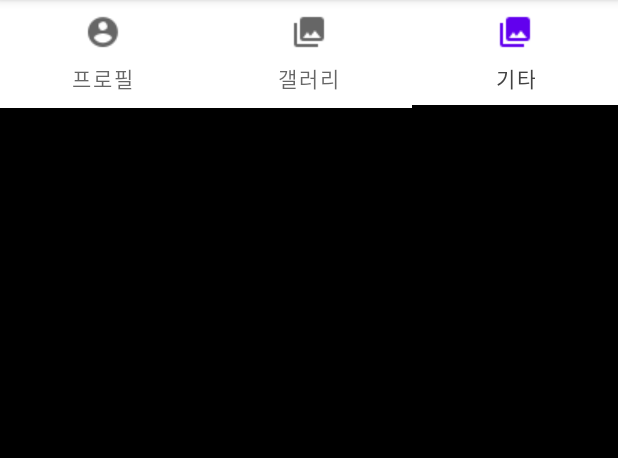
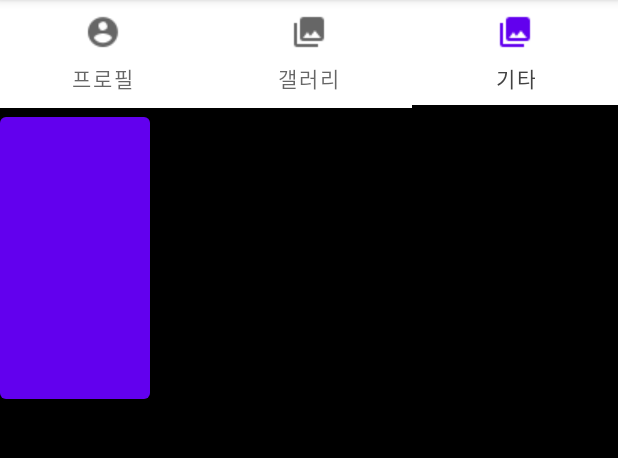
Before and after one commit to seungwoodev/MOOD, an Android app: the screen it shows after launch (MainActivity), tab 3 chosen, on a phone screen of 412 x 824 dp, the part 84-542 px from its top. Run offline under Robolectric (Android 15) with nearby library versions, the phone set to English and light mode, and no system bars; libraries missing offline, so code that uses them is left out: com.amulyakhare.textdrawable, com.karumi.dexter; 2 statements that could not run were skipped.

Commit message:
210705 f1 완료

```diff
--- a/app/src/main/java/com/example/project1/Fragment1.java
+++ b/app/src/main/java/com/example/project1/Fragment1.java
@@ -258,7 +258,9 @@ public class Fragment1 extends Fragment {
                     if (phoneCursor.moveToNext()) {
                         //on below line we are getting the phone number for our users and then adding the name along with phone number in array list.
                         String phoneNumber = phoneCursor.getString(phoneCursor.getColumnIndex(ContactsContract.CommonDataKinds.Phone.NUMBER));
-                        contactsModalArrayList.add(new PhoneBook(displayName, phoneNumber));
+                        if(phoneNumber.startsWith("01")) {
+                            contactsModalArrayList.add(new PhoneBook(displayName, phoneNumber));
+                        }
                     }
                     //on below line we are closing our phone cursor.
                     phoneCursor.close();
--- a/app/src/main/java/com/example/project1/Fragment3.java
+++ b/app/src/main/java/com/example/project1/Fragment3.java
@@ -8,51 +8,20 @@ import android.view.LayoutInflater;
 import android.view.View;
 import android.view.ViewGroup;
 
-/**
- * A simple {@link Fragment} subclass.
- * Use the {@link Fragment3#newInstance} factory method to
- * create an instance of this fragment.
- */
+
 public class Fragment3 extends Fragment {
 
-    // TODO: Rename parameter arguments, choose names that match
-    // the fragment initialization parameters, e.g. ARG_ITEM_NUMBER
-    private static final String ARG_PARAM1 = "param1";
-    private static final String ARG_PARAM2 = "param2";
-
-    // TODO: Rename and change types of parameters
-    private String mParam1;
-    private String mParam2;
 
     public Fragment3() {
         // Required empty public constructor
     }
 
-    /**
-     * Use this factory method to create a new instance of
-     * this fragment using the provided parameters.
-     *
-     * @param param1 Parameter 1.
-     * @param param2 Parameter 2.
-     * @return A new instance of fragment Fragment3.
-     */
-    // TODO: Rename and change types and number of parameters
-    public static Fragment3 newInstance(String param1, String param2) {
-        Fragment3 fragment = new Fragment3();
-        Bundle args = new Bundle();
-        args.putString(ARG_PARAM1, param1);
-        args.putString(ARG_PARAM2, param2);
-        fragment.setArguments(args);
-        return fragment;
-    }
+
 
     @Override
     public void onCreate(Bundle savedInstanceState) {
         super.onCreate(savedInstanceState);
-        if (getArguments() != null) {
-            mParam1 = getArguments().getString(ARG_PARAM1);
-            mParam2 = getArguments().getString(ARG_PARAM2);
-        }
+
     }
 
     @Override
--- a/app/src/main/res/layout/fragment_3.xml
+++ b/app/src/main/res/layout/fragment_3.xml
@@ -11,5 +11,10 @@
         android:layout_width="match_parent"
         android:layout_height="match_parent"
         android:text="@string/hello_blank_fragment" />
+    <Button
+        android:id="@+id/f1_btn"
+        android:layout_width="100dp"
+        android:layout_height="200dp"
+        />
 
 </FrameLayout>
```
